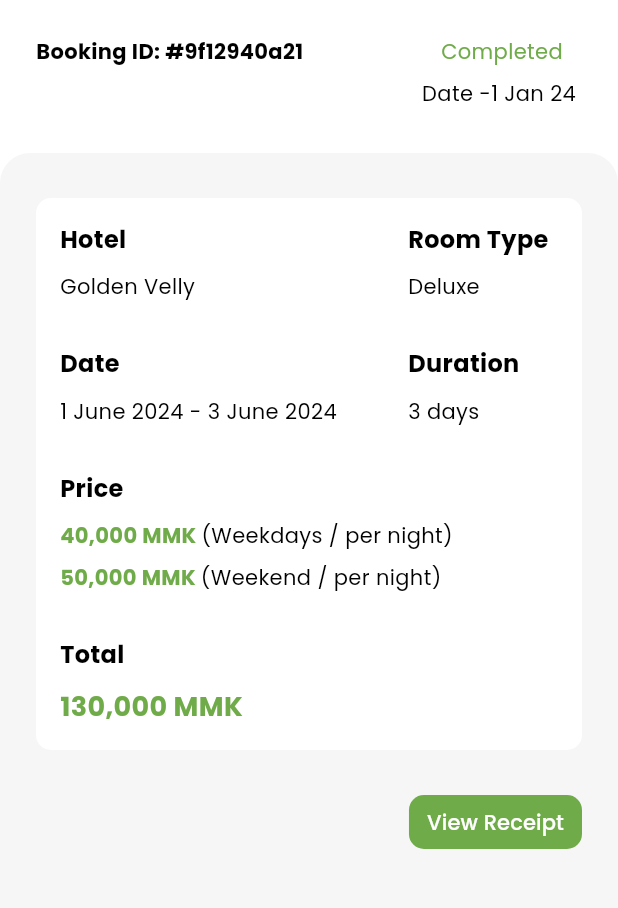
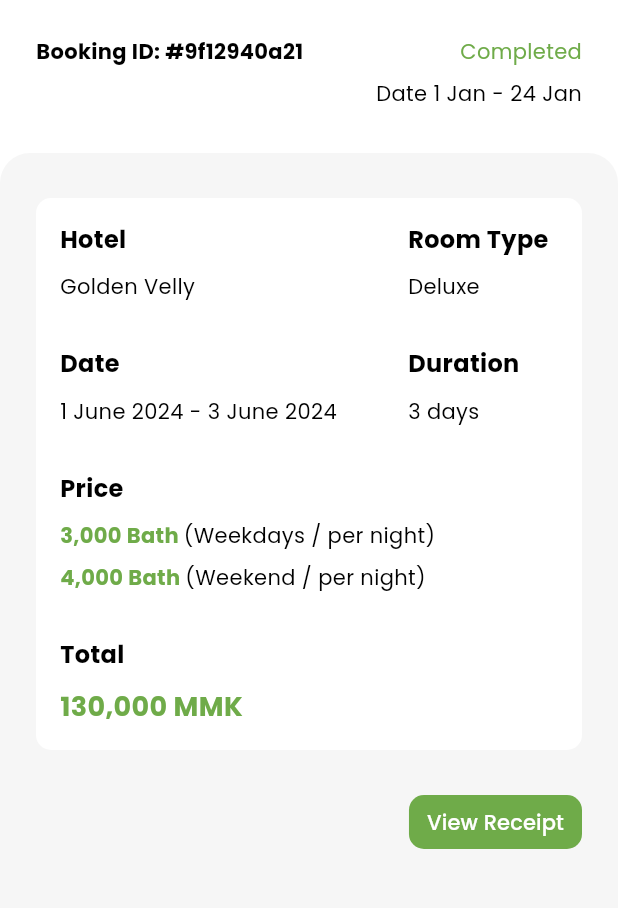
Before and after one commit to SsxnN7070/CloverHotel, a Flutter app: the screen it shows after launch, item 3 of the bottom bar chosen, after a tap on "View Detail", on a phone screen of 412 x 824 dp, the part 84-992 px from its top. Run offline on Flutter 3.47's test engine with Material 3 defaults, Android fonts, the phone set to English and light mode, and no system bars; our stand-ins replace file_picker, flutter_svg, get, getwidget, google_fonts, syncfusion_flutter_datepicker; network calls fail.

Commit message:
done
maybe can sent

```diff
--- a/lib/app/modules/booking/views/booking_detail_view.dart
+++ b/lib/app/modules/booking/views/booking_detail_view.dart
@@ -1,5 +1,5 @@
 import 'package:flutter/material.dart';
-import 'package:flutter_svg/svg.dart';
+import 'package:flutter_svg/flutter_svg.dart';
 import 'package:get/get.dart';
 
 import '../../../../constants/color_style.dart';
@@ -7,6 +7,7 @@ import '../../../../widgets/button_splash.dart';
 
 class BookingDetailView extends GetView {
   const BookingDetailView({super.key});
+
   @override
   Widget build(BuildContext context) {
     TextStyle titleTextStyle = KStyle.t16PTextStyle.copyWith(
@@ -52,17 +53,21 @@ class BookingDetailView extends GetView {
                   ),
                 ),
                 Column(
+                  crossAxisAlignment: CrossAxisAlignment.end,
                   children: [
-                    Text('Completed', style: KStyle.t14PTextStyle),
+                    Text(
+                      'Completed',
+                      style: KStyle.t14PTextStyle,
+                    ),
                     const SizedBox(height: 8),
                     Text(
-                      'Date -1 Jan 24 ',
+                      'Date 1 Jan - 24 Jan',
                       style: KStyle.t14PTextStyle.copyWith(
                         color: KStyle.cBlack,
                       ),
                     )
                   ],
-                )
+                ),
               ],
             ),
           ),
@@ -91,13 +96,15 @@ class BookingDetailView extends GetView {
                           title1: 'Hotel',
                           content1: 'Golden Velly',
                           title2: 'Room Type',
-                            content2: 'Deluxe'),
+                          content2: 'Deluxe',
+                        ),
                         const SizedBox(height: 30),
                         const DetailRowWidget(
                           title1: 'Date',
                           content1: '1 June 2024 - 3 June 2024',
                           title2: 'Duration',
-                            content2: '3 days'),
+                          content2: '3 days',
+                        ),
                         const SizedBox(height: 30),
                         Column(
                           crossAxisAlignment: CrossAxisAlignment.start,
@@ -108,12 +115,12 @@ class BookingDetailView extends GetView {
                             ),
                             const SizedBox(height: 10),
                             const WeekDayTextRow(
-                              text1: '40,000 MMK ',
+                              text1: '3,000 Bath ',
                               text2: '(Weekdays / per night)',
                             ),
                             const SizedBox(height: 8),
                             const WeekDayTextRow(
-                              text1: '50,000 MMK ',
+                              text1: '4,000 Bath ',
                               text2: '(Weekend / per night)',
                             ),
                           ],
@@ -145,6 +152,12 @@ class BookingDetailView extends GetView {
                       onPressed: () {
                         _showCategoryFilterBottomSheet(context);
                       },
+                      style: TextButton.styleFrom(
+                        backgroundColor: KStyle.cPrimary,
+                        shape: RoundedRectangleBorder(
+                          borderRadius: BorderRadius.circular(10),
+                        ),
+                      ),
                       child: Text(
                         'View Receipt',
                         style: KStyle.t14PTextStyle.copyWith(
@@ -170,8 +183,7 @@ class BookingDetailView extends GetView {
       ),
       builder: (context) {
         return Container(
-          padding: const EdgeInsets.all(
-              16), // Reduced padding for a more compact design
+          padding: const EdgeInsets.all(16),
           child: Column(
             mainAxisSize: MainAxisSize.min,
             children: [
@@ -196,7 +208,12 @@ class BookingDetailView extends GetView {
               ),
               const SizedBox(height: 16),
               Text(
-                'Select Categorydf ajfaisoddddddddddddddddddddddddddddddddddddddafffffffffffffffffffffffffffffffffffffffk kkkkkkkkkkkkkkkkkkkkkk  kakdkfkw eajoijoia jdfio jwaio fjioaw efiadif aisdjvijasidjv asdnfis oifjiejiofj osmdo aiodjfioawj ioj efiojasdiop jfioajd ifjasoidjf iaj icoj ovnuaguiagojioe fwefio jasdijfioasjdfviojasoijdfiojwej iowv osmdio djfiawd fiajidjf aindifjaifdjisajijfioj dsicjasdiojijoixjiviwhehioweifjsoij',
+                'Select Category\n(Extra description can go here)',
+                textAlign: TextAlign.center,
+                style: KStyle.t14PTextStyle.copyWith(
+                  color: KStyle.cBlack,
+                  fontWeight: FontWeight.w600,
+                ),
               ),
               const SizedBox(height: 16),
               SizedBox(
@@ -204,8 +221,14 @@ class BookingDetailView extends GetView {
                 width: 160,
                 child: TextButton(
                   onPressed: () {
-                    Get.to('');
+                    Get.to(''); // Link to the appropriate page
                   },
+                  style: TextButton.styleFrom(
+                    backgroundColor: KStyle.cPrimary,
+                    shape: RoundedRectangleBorder(
+                      borderRadius: BorderRadius.circular(10),
+                    ),
+                  ),
                   child: Row(
                     mainAxisAlignment: MainAxisAlignment.center,
                     children: [
@@ -216,8 +239,7 @@ class BookingDetailView extends GetView {
                       const SizedBox(width: 12),
                       Text(
                         'Download Pdf',
-                        style:
-                            KStyle.t13PTextStyle.copyWith(color: KStyle.cWhite),
+                        style: KStyle.t13PTextStyle.copyWith(color: KStyle.cWhite),
                       ),
                     ],
                   ),
@@ -319,7 +341,8 @@ class DetailRowWidget extends StatelessWidget {
                 style: contentTextStyle,
               )
             ],
-            ))
+          ),
+        ),
       ],
     );
   }
--- a/lib/app/modules/booking/views/booking_view.dart
+++ b/lib/app/modules/booking/views/booking_view.dart
@@ -7,9 +7,11 @@ import '../controllers/booking_controller.dart';
 
 class BookingView extends GetView<BookingController> {
   const BookingView({super.key});
+
   @override
   Widget build(BuildContext context) {
     final Size size = MediaQuery.sizeOf(context);
+
     return SafeArea(
       child: Column(
         crossAxisAlignment: CrossAxisAlignment.center,
@@ -45,9 +47,8 @@ class BookingView extends GetView<BookingController> {
                 ),
               ),
               child: ListView.builder(
-                itemCount: 5,
-                padding:
-                    const EdgeInsets.symmetric(horizontal: 24, vertical: 24),
+                itemCount: 6,
+                padding: const EdgeInsets.symmetric(horizontal: 24, vertical: 24),
                 itemBuilder: (BuildContext context, int index) {
                   return GestureDetector(
                     onTap: () {
@@ -68,7 +69,7 @@ class BookingView extends GetView<BookingController> {
                             crossAxisAlignment: CrossAxisAlignment.start,
                             children: [
                               Text(
-                                'Booking ID: #9f12940a21',
+                                'Booking ID: 1h439#sc${index + 2}', // Dynamic Booking ID
                                 style: KStyle.t14PTextStyle.copyWith(
                                   color: KStyle.cBlack,
                                   fontWeight: FontWeight.w700,
@@ -80,8 +81,7 @@ class BookingView extends GetView<BookingController> {
                                   Get.to(const BookingDetailView());
                                 },
                                 child: Container(
-                                  padding: const EdgeInsets.symmetric(
-                                      horizontal: 12, vertical: 3.5),
+                                  padding: const EdgeInsets.symmetric(horizontal: 12, vertical: 3.5),
                                   decoration: BoxDecoration(
                                     color: KStyle.cPrimary,
                                     borderRadius: BorderRadius.circular(10),
@@ -93,7 +93,7 @@ class BookingView extends GetView<BookingController> {
                                     ),
                                   ),
                                 ),
-                              )
+                              ),
                             ],
                           ),
                           Column(
@@ -106,13 +106,13 @@ class BookingView extends GetView<BookingController> {
                               ),
                               const SizedBox(height: 10),
                               Text(
-                                'Date -1 Jan 24 ',
+                                'Date ${index + 1} Jan - ${(index + 1) + 3} Jan', // Dynamic Date Range
                                 style: KStyle.t14PTextStyle.copyWith(
                                   color: KStyle.cBlack,
                                 ),
-                              )
+                              ),
                             ],
-                          )
+                          ),
                         ],
                       ),
                     ),
@@ -120,7 +120,7 @@ class BookingView extends GetView<BookingController> {
                 },
               ),
             ),
-          )
+          ),
         ],
       ),
     );
--- a/lib/app/modules/chat/views/chat_view.dart
+++ b/lib/app/modules/chat/views/chat_view.dart
@@ -1,6 +1,6 @@
 import 'package:clover_hotel_clone/app/modules/chat/views/askInfo_view.dart';
 import 'package:flutter/material.dart';
-import 'package:flutter_svg/svg.dart';
+import 'package:flutter_svg/flutter_svg.dart';
 import 'package:get/get.dart';
 
 import '../../../../constants/color_style.dart';
@@ -10,9 +10,10 @@ import '../controllers/chat_controller.dart';
 
 class ChatView extends GetView<ChatController> {
   const ChatView({super.key});
+
   @override
   Widget build(BuildContext context) {
-    final Size size = MediaQuery.sizeOf(context);
+    final Size size = MediaQuery.of(context).size;
     return SafeArea(
       child: Column(
         crossAxisAlignment: CrossAxisAlignment.center,
@@ -92,7 +93,7 @@ class ChatView extends GetView<ChatController> {
                   Expanded(
                     child: ListView.builder(
                       padding: const EdgeInsets.symmetric(horizontal: 24),
-                      itemCount: 2,
+                      itemCount: 2, // You can replace with dynamic count
                       itemBuilder: (BuildContext context, int index) {
                         return Container(
                           width: size.width,
@@ -105,17 +106,22 @@ class ChatView extends GetView<ChatController> {
                           ),
                           child: Row(
                             children: [
+                              // Image Section
                               Container(
                                 height: 135,
                                 width: 135,
                                 decoration: BoxDecoration(
-                                  color: Colors.grey,
                                   borderRadius: BorderRadius.circular(10),
+                                  image: DecorationImage(
+                                    image: AssetImage('assets/images/hotel_image1.png'), // Correct image path
+                                    fit: BoxFit.cover,
+                                  ),
                                 ),
                               ),
                               const SizedBox(width: 12),
                               Expanded(
                                 child: Column(
+                                  crossAxisAlignment: CrossAxisAlignment.start,
                                   children: [
                                     Text(
                                       'Clover Street Royal lake ',
@@ -133,7 +139,7 @@ class ChatView extends GetView<ChatController> {
                                         const SizedBox(width: 8),
                                         Expanded(
                                           child: Text(
-                                            '10 Ngar Htat Gyi Pagoda St, Yangon',
+                                            'Khao Sok Lake, Kuraburi',
                                             style: KStyle.t12PTextStyle,
                                           ),
                                         )
@@ -149,7 +155,7 @@ class ChatView extends GetView<ChatController> {
                                         const SizedBox(width: 8),
                                         Expanded(
                                           child: Text(
-                                            '09928391841, 098848285',
+                                            '0634162567, 0898511263',
                                             style: KStyle.t12PTextStyle,
                                           ),
                                         )
--- a/lib/app/modules/home/views/home_view.dart
+++ b/lib/app/modules/home/views/home_view.dart
@@ -117,7 +117,7 @@ class HomeView extends GetView<HomeController> {
                               ),
                             ),
                             Text(
-                              '1,000',
+                              '980',
                               style: KStyle.t40IBMTextStyle,
                             ),
                           ],
--- a/lib/app/modules/home/views/notification_view.dart
+++ b/lib/app/modules/home/views/notification_view.dart
@@ -32,7 +32,7 @@ class NotificationView extends GetView {
       ),
       body: ListView.builder(
         padding: const EdgeInsets.symmetric(horizontal: 0, vertical: 24),
-        itemCount: 5,
+        itemCount: 2,
         itemBuilder: (BuildContext context, int index) {
           return Container(
             padding: const EdgeInsets.symmetric(horizontal: 20),
--- a/lib/app/modules/home/views/point_benefit_view.dart
+++ b/lib/app/modules/home/views/point_benefit_view.dart
@@ -36,7 +36,7 @@ class PointBenefitView extends GetView {
             child: ListView.builder(
               padding: const EdgeInsets.symmetric(horizontal: 24, vertical: 24),
               scrollDirection: Axis.vertical,
-              itemCount: 10,
+              itemCount: 6,
               itemBuilder: (BuildContext context, int index) {
                 return BenefitItem();
               },
@@ -78,6 +78,7 @@ class BenefitItem extends StatelessWidget {
             height: 104,
             width: 120,
             color: Colors.grey,
+            child: Image.asset('assets/images/benfit1.png', fit: BoxFit.cover),
           ),
           const SizedBox(width: 16),
           Expanded(
--- a/lib/app/modules/hotel/views/confirmPage_view.dart
+++ b/lib/app/modules/hotel/views/confirmPage_view.dart
@@ -34,7 +34,7 @@ class ConfirmpageView extends GetView {
               shape: RoundedRectangleBorder(
                 borderRadius: BorderRadius.circular(12.0),
               ),
-              elevation: 4,
+              elevation: 3,
               child: Padding(
                 padding: const EdgeInsets.all(16.0),
                 child: Column(
@@ -63,14 +63,14 @@ class ConfirmpageView extends GetView {
                     ),
                     const SizedBox(height: 8),
                     Text(
-                      '40,000 MMK (Weekdays / per night)',
+                      '3,000 Bath (Weekdays / per night)',
                       style: TextStyle(
                           color: KStyle.cPrimary,
                           fontWeight: FontWeight.bold,
                           fontSize: 16),
                     ),
                     Text(
-                      '50,000 MMK (Weekend / per night)',
+                      '4,000 Bath (Weekend / per night)',
                       style: TextStyle(
                           color: KStyle.cPrimary,
                           fontWeight: FontWeight.bold,
@@ -84,7 +84,7 @@ class ConfirmpageView extends GetView {
                     ),
                     const SizedBox(height: 8),
                     Text(
-                      '130,000 MMK',
+                      '13,000 Bath',
                       style: TextStyle(
                         color: KStyle.cPrimary,
                         fontSize: 18,
--- a/lib/app/modules/hotel/views/hotel_view.dart
+++ b/lib/app/modules/hotel/views/hotel_view.dart
@@ -104,13 +104,20 @@ class HotelView extends GetView<HotelController> {
                                   color: Colors.grey,
                                   borderRadius: BorderRadius.circular(10),
                                 ),
+                                child: ClipRRect(
+                                  borderRadius: BorderRadius.circular(10),
+                                  child: Image.asset(
+                                    'assets/images/hotel3.png', // Make sure to add the correct file extension
+                                    fit: BoxFit.cover,
+                                  ),
+                                ),
                               ),
                               const SizedBox(width: 12),
                               Expanded(
                                 child: Column(
                                   children: [
                                     Text(
-                                      'Clover Street Royal lake ',
+                                      'Cheow Lan Lake',
                                       style: KStyle.t14PTextStyle.copyWith(
                                         fontWeight: FontWeight.w700,
                                       ),
@@ -125,7 +132,7 @@ class HotelView extends GetView<HotelController> {
                                         const SizedBox(width: 8),
                                         Expanded(
                                           child: Text(
-                                            '10 Ngar Htat Gyi Pagoda St, Yangon',
+                                            'Khlong Lat Mayom Floating Market, Taling Chan',
                                             style: KStyle.t12PTextStyle,
                                           ),
                                         )
@@ -141,7 +148,7 @@ class HotelView extends GetView<HotelController> {
                                         const SizedBox(width: 8),
                                         Expanded(
                                           child: Text(
-                                            '09928391841, 098848285',
+                                            '063-416-2567, 089-851-1263',
                                             style: KStyle.t12PTextStyle,
                                           ),
                                         )
--- a/lib/app/modules/hotel/views/room_detail_view.dart
+++ b/lib/app/modules/hotel/views/room_detail_view.dart
@@ -44,13 +44,14 @@ class RoomDetailView extends GetView {
             child: ListView.builder(
               padding: const EdgeInsets.symmetric(horizontal: 24),
               scrollDirection: Axis.horizontal,
-              itemCount: 8,
+              itemCount: 5,
               itemBuilder: (BuildContext context, int index) {
                 return Container(
                   margin: const EdgeInsets.only(right: 10),
                   height: 177,
                   width: 365,
                   color: KStyle.cGrey,
+                  child: Image.asset('assets/images/hotel_image1.png', fit: BoxFit.cover),
                 );
               },
             ),
@@ -87,7 +88,7 @@ class RoomDetailView extends GetView {
                     ),
                     const SizedBox(width: 19),
                     Text(
-                      '50,000 MMK',
+                      '4,000 Bath',
                       style: KStyle.t18PTextStyle.copyWith(
                         fontWeight: FontWeight.w700,
                         color: KStyle.cPrimary,
@@ -111,7 +112,7 @@ class RoomDetailView extends GetView {
                     ),
                     const SizedBox(width: 19),
                     Text(
-                      '40,000 MMK',
+                      '3,000 Bath',
                       style: KStyle.t18PTextStyle.copyWith(
                         fontWeight: FontWeight.w700,
                         color: KStyle.cAccent,
--- a/lib/app/modules/profile/controllers/point_history_controller.dart
+++ b/lib/app/modules/profile/controllers/point_history_controller.dart
@@ -7,7 +7,7 @@ class PointHistoryController extends GetxController
 
   @override
   void onInit() {
-    tabController = TabController(length: 3, vsync: this).obs;
+    tabController = TabController(length: 5, vsync: this).obs;
     super.onInit();
   }
 
--- a/pubspec.yaml
+++ b/pubspec.yaml
@@ -19,7 +19,7 @@ publish_to: 'none' # Remove this line if you wish to publish to pub.dev
 version: 1.0.0+1
 
 environment:
-  sdk: ^3.5.4
+  sdk: ">=3.5.4 <4.0.0"
 
 # Dependencies specify other packages that your package needs in order to work.
 # To automatically upgrade your package dependencies to the latest versions
```
Also changed, not shown: lib/app/modules/hotel/views/hotel_detail_view.dart (+18 -9 lines), lib/app/modules/hotel/views/reservation_success_view.dart (+9 -1 lines), lib/app/modules/hotel/views/searched_rooms_view.dart (+9 -1 lines), lib/app/modules/login/views/login_view.dart (+15 -13 lines), assets/images/benfit1.png (added), assets/images/benfit2.png (added), assets/images/hotel2.png (added), assets/images/hotel3.png (added), assets/images/hotel_image1.png (added), pubspec.lock. Lines whose indentation alone changed are shown as unchanged.
